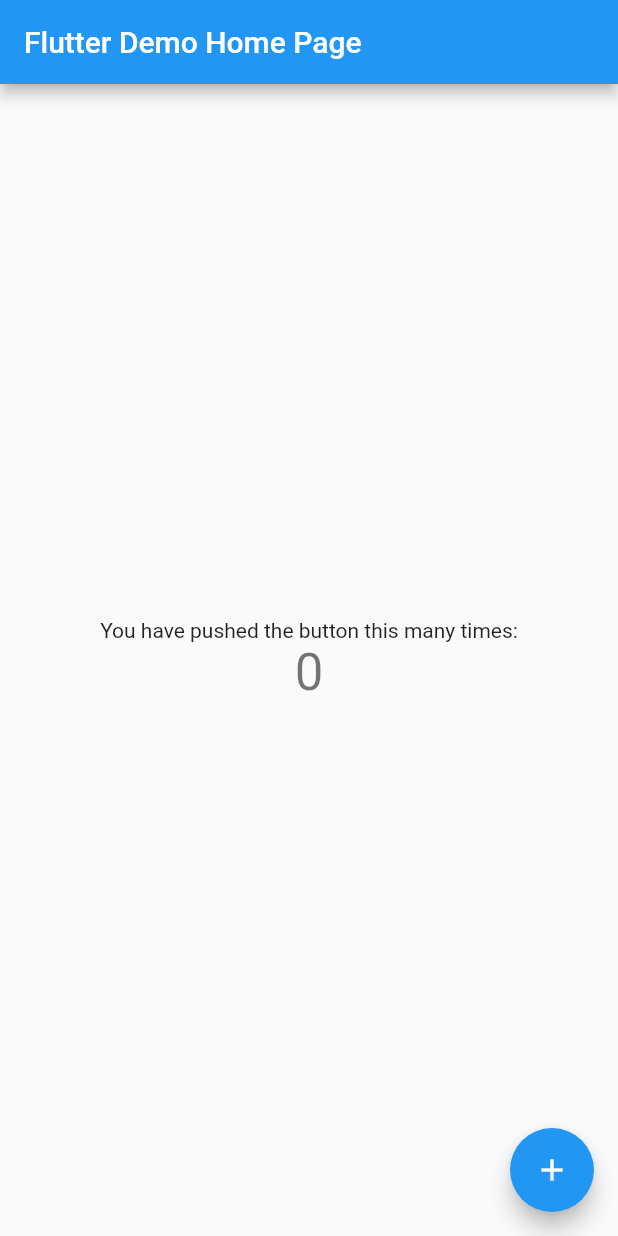
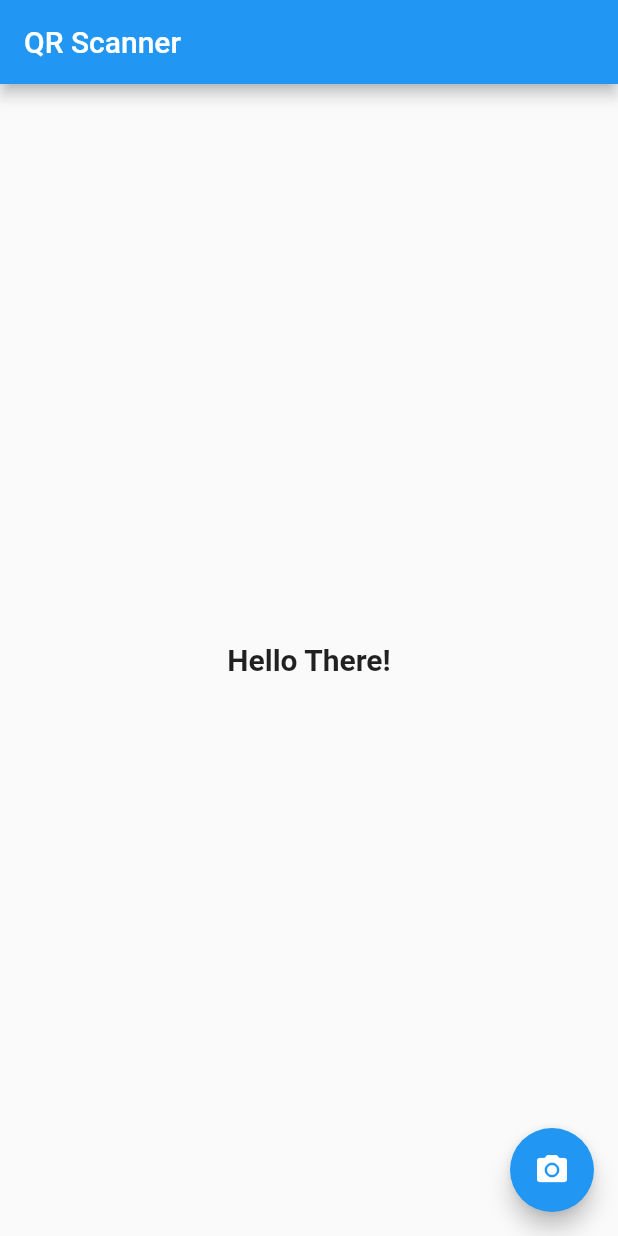
Before and after one commit to YusriYusron/flutter-qr, a Flutter app: the screen it shows after launch, on a phone screen of 412 x 824 dp. Run offline on Flutter 3.47's test engine with Material 2 defaults, Android fonts, the phone set to English and light mode, and no system bars.

Commit message:
Add new view

```diff
--- a/lib/main.dart
+++ b/lib/main.dart
@@ -7,105 +7,36 @@ class MyApp extends StatelessWidget {
   @override
   Widget build(BuildContext context) {
     return MaterialApp(
-      title: 'Flutter Demo',
+      title: 'QR Scanner',
       theme: ThemeData(
-        // This is the theme of your application.
-        //
-        // Try running your application with "flutter run". You'll see the
-        // application has a blue toolbar. Then, without quitting the app, try
-        // changing the primarySwatch below to Colors.green and then invoke
-        // "hot reload" (press "r" in the console where you ran "flutter run",
-        // or simply save your changes to "hot reload" in a Flutter IDE).
-        // Notice that the counter didn't reset back to zero; the application
-        // is not restarted.
         primarySwatch: Colors.blue,
       ),
-      home: MyHomePage(title: 'Flutter Demo Home Page'),
+      debugShowCheckedModeBanner: false,
+      home: HomePage(),
     );
   }
 }
 
-class MyHomePage extends StatefulWidget {
-  MyHomePage({Key key, this.title}) : super(key: key);
-
-  // This widget is the home page of your application. It is stateful, meaning
-  // that it has a State object (defined below) that contains fields that affect
-  // how it looks.
-
-  // This class is the configuration for the state. It holds the values (in this
-  // case the title) provided by the parent (in this case the App widget) and
-  // used by the build method of the State. Fields in a Widget subclass are
-  // always marked "final".
-
-  final String title;
-
-  @override
-  _MyHomePageState createState() => _MyHomePageState();
-}
-
-class _MyHomePageState extends State<MyHomePage> {
-  int _counter = 0;
-
-  void _incrementCounter() {
-    setState(() {
-      // This call to setState tells the Flutter framework that something has
-      // changed in this State, which causes it to rerun the build method below
-      // so that the display can reflect the updated values. If we changed
-      // _counter without calling setState(), then the build method would not be
-      // called again, and so nothing would appear to happen.
-      _counter++;
-    });
-  }
-
+class HomePage extends StatelessWidget {
   @override
   Widget build(BuildContext context) {
-    // This method is rerun every time setState is called, for instance as done
-    // by the _incrementCounter method above.
-    //
-    // The Flutter framework has been optimized to make rerunning build methods
-    // fast, so that you can just rebuild anything that needs updating rather
-    // than having to individually change instances of widgets.
     return Scaffold(
       appBar: AppBar(
-        // Here we take the value from the MyHomePage object that was created by
-        // the App.build method, and use it to set our appbar title.
-        title: Text(widget.title),
+        title: Text("QR Scanner"),
       ),
+
       body: Center(
-        // Center is a layout widget. It takes a single child and positions it
-        // in the middle of the parent.
-        child: Column(
-          // Column is also a layout widget. It takes a list of children and
-          // arranges them vertically. By default, it sizes itself to fit its
-          // children horizontally, and tries to be as tall as its parent.
-          //
-          // Invoke "debug painting" (press "p" in the console, choose the
-          // "Toggle Debug Paint" action from the Flutter Inspector in Android
-          // Studio, or the "Toggle Debug Paint" command in Visual Studio Code)
-          // to see the wireframe for each widget.
-          //
-          // Column has various properties to control how it sizes itself and
-          // how it positions its children. Here we use mainAxisAlignment to
-          // center the children vertically; the main axis here is the vertical
-          // axis because Columns are vertical (the cross axis would be
-          // horizontal).
-          mainAxisAlignment: MainAxisAlignment.center,
-          children: <Widget>[
-            Text(
-              'You have pushed the button this many times:',
-            ),
-            Text(
-              '$_counter',
-              style: Theme.of(context).textTheme.display1,
-            ),
-          ],
-        ),
+        child: Text(
+          "Hello There!",
+          style: new TextStyle(fontSize: 20.0, fontWeight: FontWeight.bold)
+        )
       ),
       floatingActionButton: FloatingActionButton(
-        onPressed: _incrementCounter,
-        tooltip: 'Increment',
-        child: Icon(Icons.add),
-      ), // This trailing comma makes auto-formatting nicer for build methods.
+        onPressed: () {
+
+        },
+        child: Icon(Icons.camera_alt),
+      ),
     );
   }
 }
```
